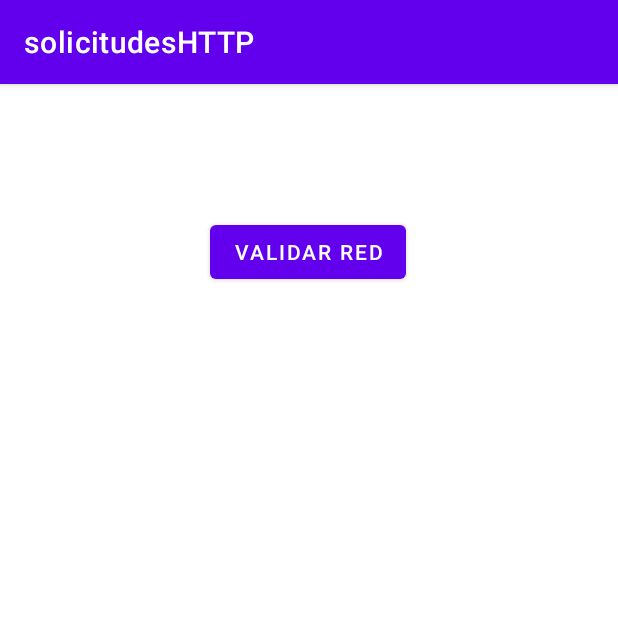
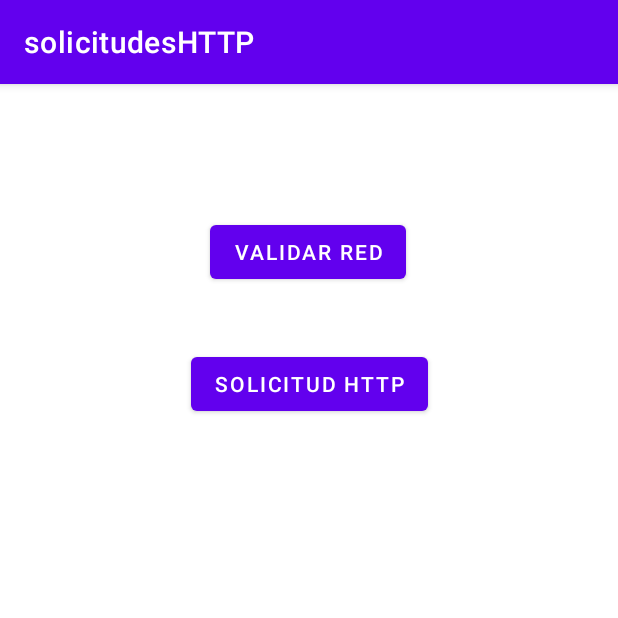
Before and after one commit to KarenTamer/solicitudesHTTP, an Android app: the screen it shows after launch (MainActivity), after a tap on "VALIDAR RED", on a phone screen of 412 x 824 dp, the top half of it. Run offline under Robolectric (Android 15) with nearby library versions, the phone set to English and light mode, and no system bars.

Commit message:
Solicitudeshttp

```diff
--- a/app/src/main/AndroidManifest.xml
+++ b/app/src/main/AndroidManifest.xml
@@ -2,6 +2,7 @@
 <manifest xmlns:android="http://schemas.android.com/apk/res/android"
     package="com.example.solicitudeshttp" >
 
+    <uses-permission android:name="android.permission.READ_EXTERNAL_STORAGE" />
     <uses-permission android:name="android.permission.ACCESS_NETWORK_STATE"/>
     <uses-permission android:name="android.permission.INTERNET"/>
 
--- /dev/null
+++ b/app/src/main/java/com/example/solicitudeshttp/Network.kt
@@ -0,0 +1,29 @@
+package com.example.solicitudeshttp
+
+import android.content.Context
+import android.net.ConnectivityManager
+import android.net.NetworkCapabilities
+import android.os.Build
+import androidx.appcompat.app.AppCompatActivity
+
+class Network {
+    companion object{
+        fun isNetworkAvailable(activity: AppCompatActivity): Boolean {
+            val connectivityManager =
+                activity.getSystemService(Context.CONNECTIVITY_SERVICE) as ConnectivityManager
+            if (Build.VERSION.SDK_INT >= Build.VERSION_CODES.M) {
+                val activeNetwork = connectivityManager.activeNetwork ?: return false
+                val networkCapabilities =
+                    connectivityManager.getNetworkCapabilities(activeNetwork) ?: return false
+                return when {
+                    networkCapabilities.hasTransport(NetworkCapabilities.TRANSPORT_WIFI) -> true
+                    networkCapabilities.hasTransport(NetworkCapabilities.TRANSPORT_ETHERNET) -> true
+                    else -> false
+                }
+            } else {
+                val activeNetwork = connectivityManager.activeNetworkInfo ?: return false
+                return activeNetwork.isConnectedOrConnecting
+            }
+        }
+    }
+}
--- a/app/src/main/res/layout/activity_main.xml
+++ b/app/src/main/res/layout/activity_main.xml
@@ -17,4 +17,14 @@
         app:layout_constraintHorizontal_bias="0.498"
         app:layout_constraintStart_toStartOf="parent"
         app:layout_constraintTop_toTopOf="parent" />
+
+    <Button
+        android:id="@+id/bSolicitudHTTP"
+        android:layout_width="wrap_content"
+        android:layout_height="wrap_content"
+        android:layout_marginTop="40dp"
+        android:text="Solicitud HTTP"
+        app:layout_constraintEnd_toEndOf="parent"
+        app:layout_constraintStart_toStartOf="parent"
+        app:layout_constraintTop_toBottomOf="@+id/bValidarRed" />
 </androidx.constraintlayout.widget.ConstraintLayout>
```
Also changed, not shown: app/src/main/java/com/example/solicitudeshttp/MainActivity.kt (+48 -0 lines).
